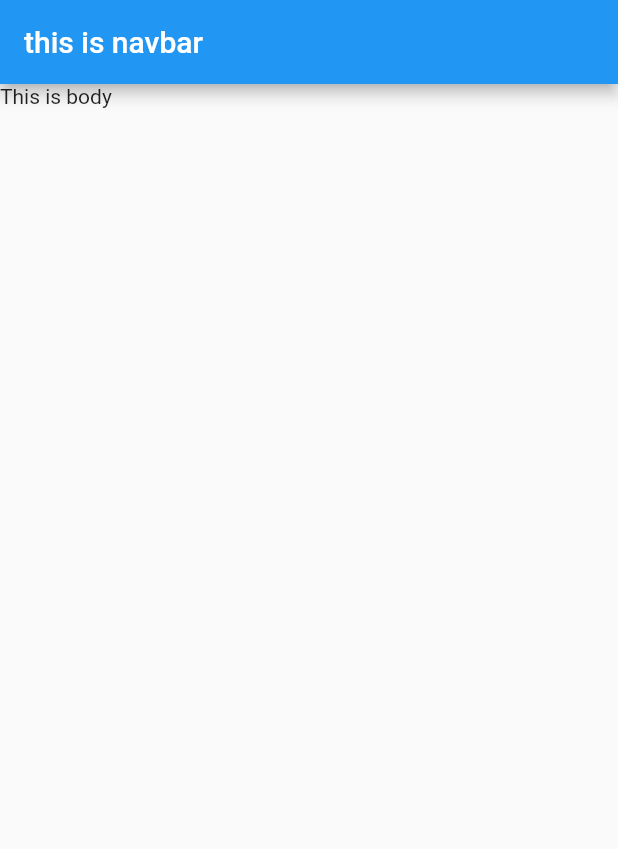
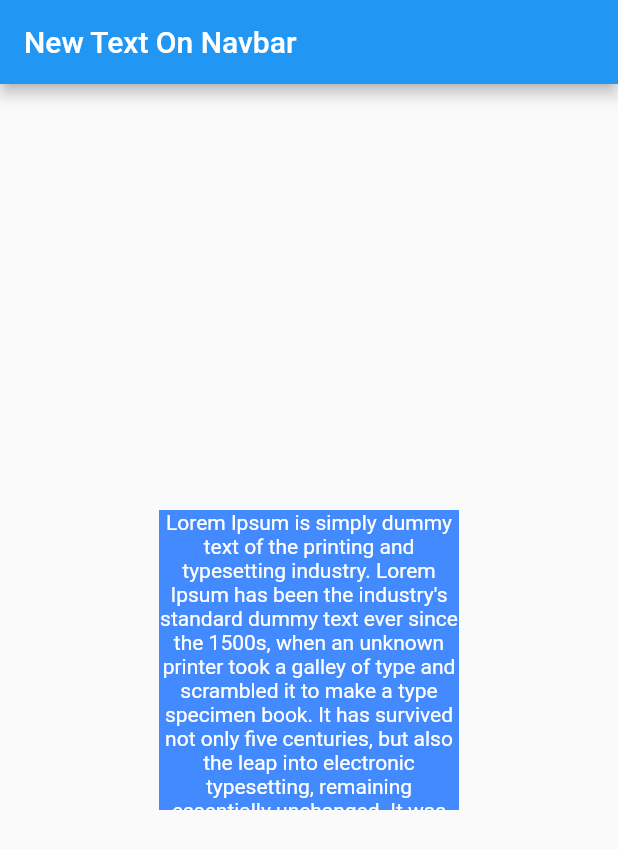
Before and after one commit to kenedinovriansyah/Dart, a Flutter app: the screen it shows after launch, on a phone screen of 412 x 824 dp. Shown: the top 849 px of the screen. Run offline on Flutter 3.47's test engine with Material 2 defaults, Android fonts, the phone set to English and light mode, and no system bars.

```diff
--- a/lib/main.dart
+++ b/lib/main.dart
@@ -1,16 +1,31 @@
 import "package:flutter/material.dart";
 
-void main() => runApp(new MyApp());
+void main() {
+  runApp(new App());
+}
 
-class MyApp extends StatelessWidget {
+class App extends StatelessWidget {
   @override
   Widget build(BuildContext context) {
     return MaterialApp(
       home: Scaffold(
         appBar: AppBar(
-          title: Text("this is navbar"),
+          title: Text("New Text On Navbar"),
         ),
-        body: Text("This is body"),
+        body: Center(
+          child: Container(
+            color: Colors.blueAccent,
+            width: 200,
+            height: 200,
+            child: Text(
+              "Lorem Ipsum is simply dummy text of the printing and typesetting industry. Lorem Ipsum has been the industry's standard dummy text ever since the 1500s, when an unknown printer took a galley of type and scrambled it to make a type specimen book. It has survived not only five centuries, but also the leap into electronic typesetting, remaining essentially unchanged. It was popularised in the 1960s with the release of Letraset sheets containing Lorem Ipsum passages, and more recently with desktop publishing software like Aldus PageMaker including versions of Lorem Ipsum.",
+              style: TextStyle(
+                color: Colors.white,
+              ),
+              textAlign: TextAlign.center,
+            ),
+          ),
+        ),
       ),
     );
   }
```
